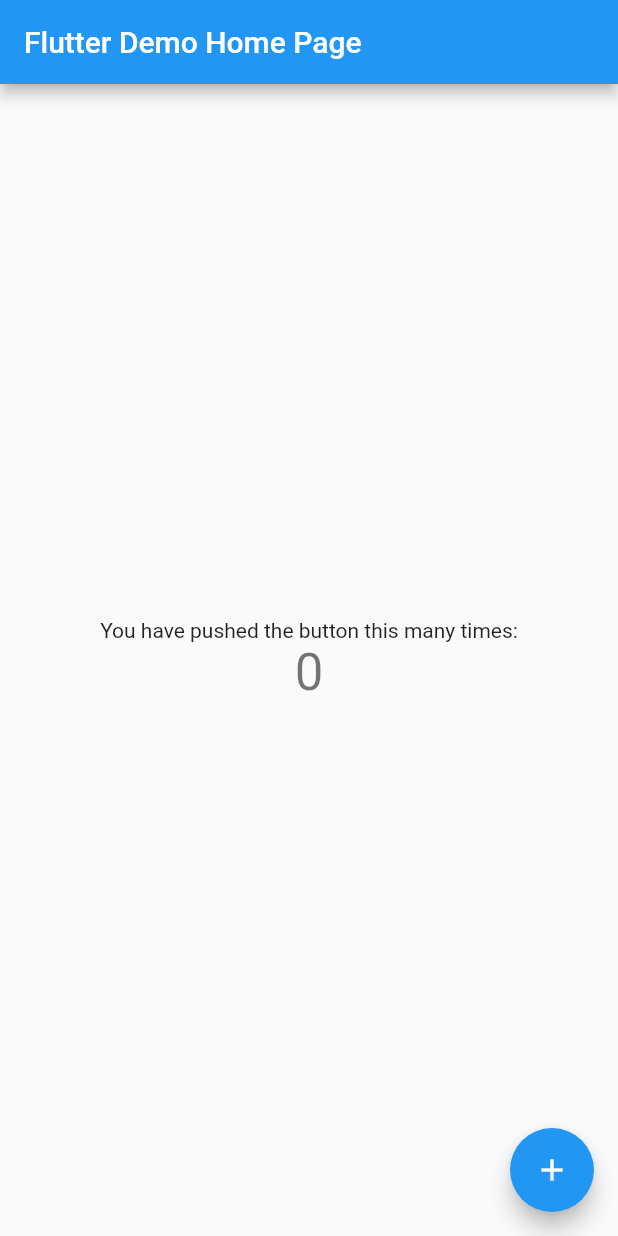
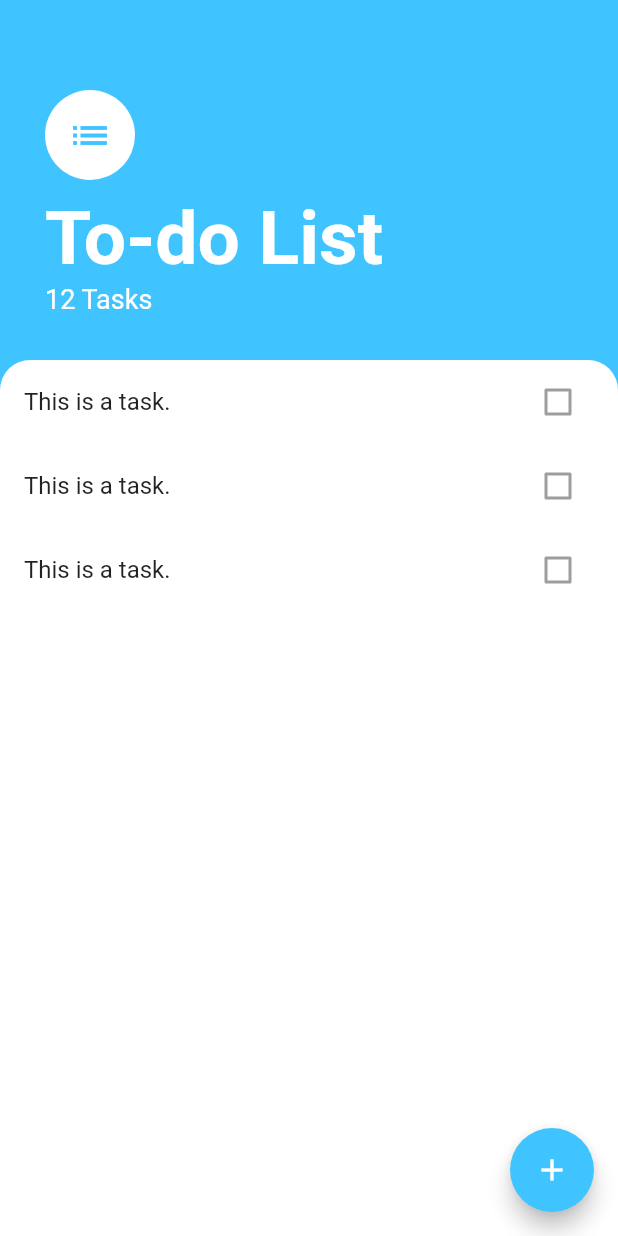
Before and after one commit to scalliontang/todo_list, a Flutter app: the screen it shows after launch, on a phone screen of 412 x 824 dp. Run offline on Flutter 3.47's test engine with Material 2 defaults, Android fonts, the phone set to English and light mode, and no system bars.

Commit message:
updated_user_interface

```diff
--- a/lib/main.dart
+++ b/lib/main.dart
@@ -1,113 +1,15 @@
 import 'package:flutter/material.dart';
+import 'screens/tasks_screen.dart';
 
 void main() {
   runApp(MyApp());
 }
 
 class MyApp extends StatelessWidget {
-  // This widget is the root of your application.
   @override
   Widget build(BuildContext context) {
     return MaterialApp(
-      title: 'Flutter Demo',
-      theme: ThemeData(
-        // This is the theme of your application.
-        //
-        // Try running your application with "flutter run". You'll see the
-        // application has a blue toolbar. Then, without quitting the app, try
-        // changing the primarySwatch below to Colors.green and then invoke
-        // "hot reload" (press "r" in the console where you ran "flutter run",
-        // or simply save your changes to "hot reload" in a Flutter IDE).
-        // Notice that the counter didn't reset back to zero; the application
-        // is not restarted.
-        primarySwatch: Colors.blue,
-      ),
-      home: MyHomePage(title: 'Flutter Demo Home Page'),
+      home: TasksScreen(),
     );
   }
 }
-
-class MyHomePage extends StatefulWidget {
-  MyHomePage({Key key, this.title}) : super(key: key);
-
-  // This widget is the home page of your application. It is stateful, meaning
-  // that it has a State object (defined below) that contains fields that affect
-  // how it looks.
-
-  // This class is the configuration for the state. It holds the values (in this
-  // case the title) provided by the parent (in this case the App widget) and
-  // used by the build method of the State. Fields in a Widget subclass are
-  // always marked "final".
-
-  final String title;
-
-  @override
-  _MyHomePageState createState() => _MyHomePageState();
-}
-
-class _MyHomePageState extends State<MyHomePage> {
-  int _counter = 0;
-
-  void _incrementCounter() {
-    setState(() {
-      // This call to setState tells the Flutter framework that something has
-      // changed in this State, which causes it to rerun the build method below
-      // so that the display can reflect the updated values. If we changed
-      // _counter without calling setState(), then the build method would not be
-      // called again, and so nothing would appear to happen.
-      _counter++;
-    });
-  }
-
-  @override
-  Widget build(BuildContext context) {
-    // This method is rerun every time setState is called, for instance as done
-    // by the _incrementCounter method above.
-    //
-    // The Flutter framework has been optimized to make rerunning build methods
-    // fast, so that you can just rebuild anything that needs updating rather
-    // than having to individually change instances of widgets.
-    return Scaffold(
-      appBar: AppBar(
-        // Here we take the value from the MyHomePage object that was created by
-        // the App.build method, and use it to set our appbar title.
-        title: Text(widget.title),
-      ),
-      body: Center(
-        // Center is a layout widget. It takes a single child and positions it
-        // in the middle of the parent.
-        child: Column(
-          // Column is also a layout widget. It takes a list of children and
-          // arranges them vertically. By default, it sizes itself to fit its
-          // children horizontally, and tries to be as tall as its parent.
-          //
-          // Invoke "debug painting" (press "p" in the console, choose the
-          // "Toggle Debug Paint" action from the Flutter Inspector in Android
-          // Studio, or the "Toggle Debug Paint" command in Visual Studio Code)
-          // to see the wireframe for each widget.
-          //
-          // Column has various properties to control how it sizes itself and
-          // how it positions its children. Here we use mainAxisAlignment to
-          // center the children vertically; the main axis here is the vertical
-          // axis because Columns are vertical (the cross axis would be
-          // horizontal).
-          mainAxisAlignment: MainAxisAlignment.center,
-          children: <Widget>[
-            Text(
-              'You have pushed the button this many times:',
-            ),
-            Text(
-              '$_counter',
-              style: Theme.of(context).textTheme.headline4,
-            ),
-          ],
-        ),
-      ),
-      floatingActionButton: FloatingActionButton(
-        onPressed: _incrementCounter,
-        tooltip: 'Increment',
-        child: Icon(Icons.add),
-      ), // This trailing comma makes auto-formatting nicer for build methods.
-    );
-  }
-}
--- /dev/null
+++ b/lib/screens/add_task_screen.dart
@@ -0,0 +1,38 @@
+import 'package:flutter/material.dart';
+
+class AddTaskScreen extends StatelessWidget {
+  @override
+  Widget build(BuildContext context) {
+    return Container(
+      color: Color(0xff757575),
+      child: Container(
+        decoration: BoxDecoration(
+          color: Colors.white,
+          borderRadius: BorderRadius.only(
+            topLeft: Radius.circular(20.0),
+            topRight: Radius.circular(20.0),
+          ),
+        ),
+        child: Column(
+          crossAxisAlignment: CrossAxisAlignment.center,
+          children: <Widget>[
+            Text(
+              'Add Task',
+              style: TextStyle(
+                color: Colors.lightBlueAccent,
+                fontSize: 25.0,
+              ),
+            ),
+            TextField(
+
+            ),
+            TextButton(
+                onPressed: onPressed,
+                child: child
+            ),
+          ],
+        ),
+      ),
+    );
+  }
+}
--- /dev/null
+++ b/lib/screens/tasks_screen.dart
@@ -0,0 +1,70 @@
+import 'package:flutter/material.dart';
+import 'package:todo_list/widgets/tasks_list.dart';
+import 'add_task_screen.dart';
+
+class TasksScreen extends StatelessWidget {
+
+  @override
+  Widget build(BuildContext context) {
+    return Scaffold(
+      backgroundColor: Colors.lightBlueAccent,
+      floatingActionButton: FloatingActionButton(
+        onPressed: (){
+          showModalBottomSheet(context: context, builder: (context) => AddTaskScreen());
+        },
+        backgroundColor: Colors.lightBlueAccent,
+        child: Icon(Icons.add),
+      ),
+      body: Column(
+        crossAxisAlignment: CrossAxisAlignment.start,
+        children: [
+          Container(
+            padding:
+                EdgeInsets.only(top: 60.0, left: 30.0, bottom: 30.0, right: 30.0),
+            child: Column(
+              crossAxisAlignment: CrossAxisAlignment.start,
+              children: <Widget>[
+                CircleAvatar(
+                  child: Icon(
+                    Icons.list,
+                    size: 30.0,
+                    color: Colors.lightBlueAccent,
+                  ),
+                  backgroundColor: Colors.white,
+                  radius: 30.0,
+                ),
+                SizedBox(
+                  height: 10,
+                ),
+                Text(
+                  'To-do List',
+                  style: TextStyle(
+                    color: Colors.white,
+                    fontSize: 50.0,
+                    fontWeight: FontWeight.w700,
+                  ),
+                ),
+                Text(
+                  '12 Tasks',
+                  style: TextStyle(
+                    color: Colors.white,
+                    fontSize: 18.0,
+                  ),
+                ),
+              ],
+            ),
+          ),
+          Expanded(
+            child: Container(
+              decoration: BoxDecoration(
+                color: Colors.white,
+                borderRadius: BorderRadius.only(topLeft: Radius.circular(20.0), topRight: Radius.circular(20.0)),
+              ),
+              child: TasksList(),
+            ),
+          ),
+        ],
+      ),
+    );
+  }
+}
--- /dev/null
+++ b/lib/widgets/task_tile.dart
@@ -0,0 +1,17 @@
+import 'package:flutter/material.dart';
+
+class TasksTile extends StatelessWidget {
+  const TasksTile({
+    Key key,
+  }) : super(key: key);
+
+  @override
+  Widget build(BuildContext context) {
+    return ListTile(
+      title: Text('This is a task.'),
+      trailing: Checkbox(
+        value: false,
+      ),
+    );
+  }
+}
--- /dev/null
+++ b/lib/widgets/tasks_list.dart
@@ -0,0 +1,19 @@
+import 'package:flutter/material.dart';
+import 'package:todo_list/widgets/task_tile.dart';
+
+class TasksList extends StatelessWidget {
+  const TasksList({
+    Key key,
+  }) : super(key: key);
+
+  @override
+  Widget build(BuildContext context) {
+    return ListView(
+      children: <Widget>[
+        TasksTile(),
+        TasksTile(),
+        TasksTile(),
+      ],
+    );
+  }
+}
```
